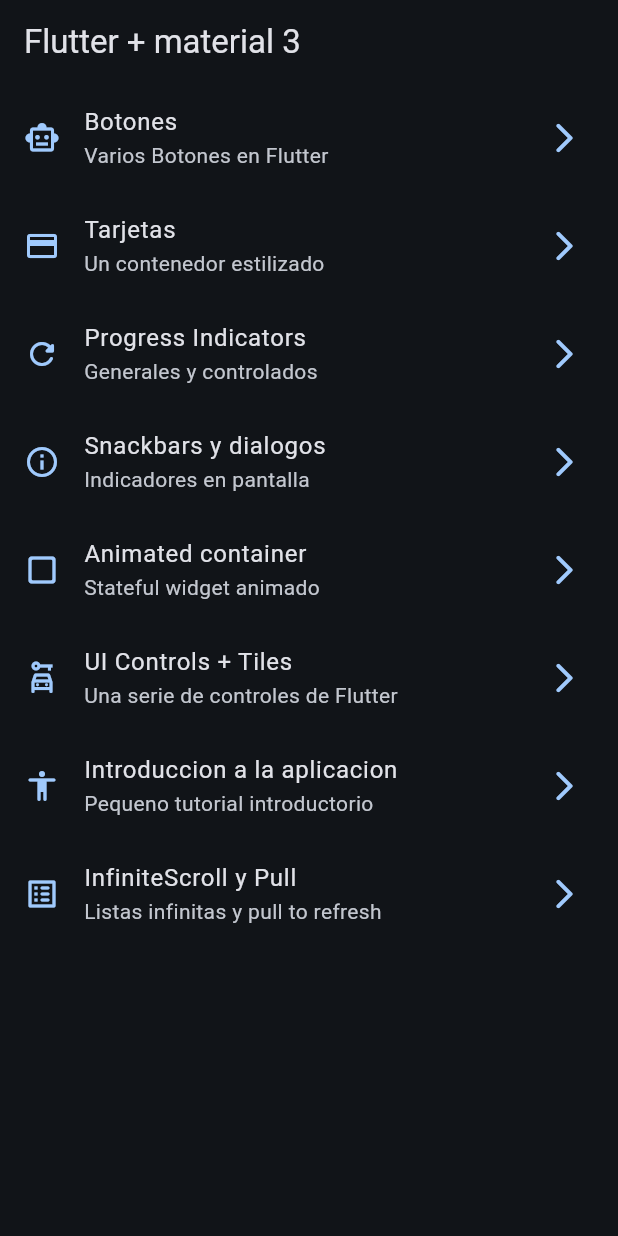
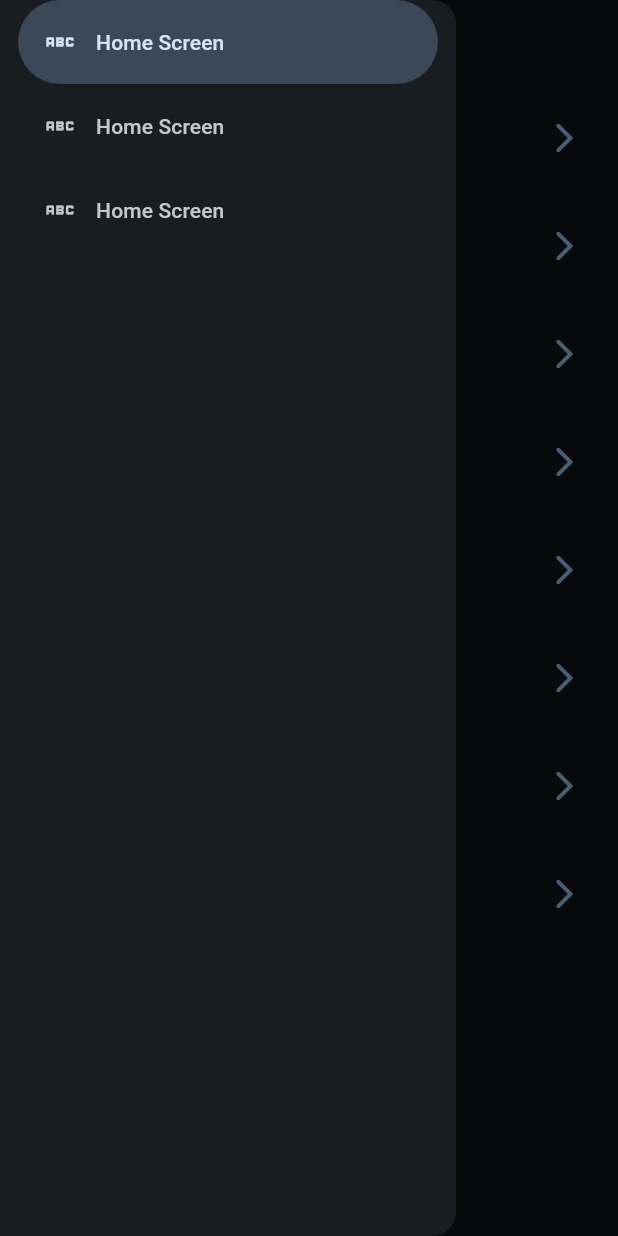
Before and after one commit to max-vigtov/widgets-app, a Flutter app: the screen it shows after launch, with the side drawer open (before the commit the screen has no drawer), on a phone screen of 412 x 824 dp. Run offline on Flutter 3.47's test engine with Material 2 defaults, Android fonts, the phone set to English and light mode, and no system bars; our stand-ins replace animate_do, go_router.

Commit message:
Create Side Menu

```diff
--- a/lib/presentation/screens/home/home_screen.dart
+++ b/lib/presentation/screens/home/home_screen.dart
@@ -1,6 +1,7 @@
 import 'package:flutter/material.dart';
 import 'package:go_router/go_router.dart';
 import 'package:widgets_app/config/menu/menu_items.dart';
+import 'package:widgets_app/presentation/widgets/side_menu.dart';
 
 class HomeScreen extends StatelessWidget {
 
@@ -15,6 +16,7 @@ class HomeScreen extends StatelessWidget {
         title: const Text('Flutter + material 3'),
       ),
       body: const _HomeView(),
+      drawer: SideMenu(),
     );
   }
 }
--- a/lib/presentation/screens/infinite_scrooll/infinite_scroll_screen.dart
+++ b/lib/presentation/screens/infinite_scrooll/infinite_scroll_screen.dart
@@ -52,8 +52,6 @@ class _InfiniteScrollScreenState extends State<InfiniteScrollScreen> {
 
     addFiveImages();
     isLoading = false;
-
-  //TODO: revisar si esta montado el componente/widget
 
     if (!isMounted) return;
 
--- /dev/null
+++ b/lib/presentation/widgets/side_menu.dart
@@ -0,0 +1,29 @@
+import 'package:flutter/material.dart';
+
+class SideMenu extends StatefulWidget {
+  const SideMenu({super.key});
+
+  @override
+  State<SideMenu> createState() => _SideMenuState();
+}
+
+class _SideMenuState extends State<SideMenu> {
+  int navDrawerIndex = 0;
+
+  @override
+  Widget build(BuildContext context) {
+    return NavigationDrawer(
+      selectedIndex: navDrawerIndex,
+      onDestinationSelected: (value) {
+        setState(() {
+          navDrawerIndex = value;
+        });
+      },
+      children: [
+          NavigationDrawerDestination(icon: Icon(Icons.abc), label: Text('Home Screen')),
+          NavigationDrawerDestination(icon: Icon(Icons.abc), label: Text('Home Screen')),
+          NavigationDrawerDestination(icon: Icon(Icons.abc), label: Text('Home Screen')),
+      ],
+    );
+  }
+}
```
